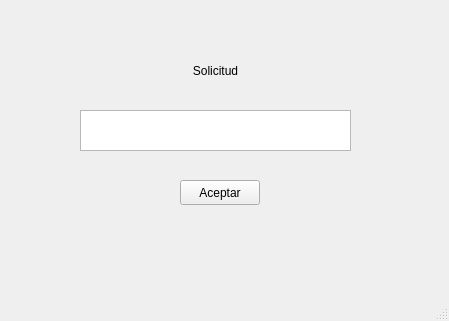
Before: the Qt Designer form AdivinaIA/final.ui in Tirus214/Proyectos-Estructuras, drawn with Qt 5.
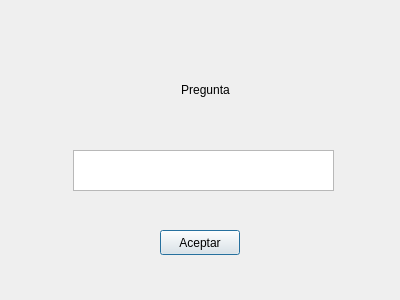
After: the same form once the commit is applied.

Diff of the .ui file:
```diff
--- a/AdivinaIA/final.ui
+++ b/AdivinaIA/final.ui
@@ -1,24 +1,23 @@
 <?xml version="1.0" encoding="UTF-8"?>
 <ui version="4.0">
- <class>MainWindow</class>
- <widget class="QMainWindow" name="MainWindow">
+ <class>Final</class>
+ <widget class="QDialog" name="Final">
   <property name="geometry">
    <rect>
     <x>0</x>
     <y>0</y>
-    <width>449</width>
-    <height>321</height>
+    <width>400</width>
+    <height>300</height>
    </rect>
   </property>
   <property name="windowTitle">
    <string>MainWindow</string>
   </property>
-  <widget class="QWidget" name="centralwidget">
    <widget class="QPushButton" name="btnAceptar">
     <property name="geometry">
      <rect>
-      <x>180</x>
-      <y>180</y>
+     <x>160</x>
+     <y>230</y>
       <width>80</width>
       <height>25</height>
      </rect>
@@ -27,44 +26,32 @@
      <string>Aceptar</string>
     </property>
    </widget>
-   <widget class="QTextEdit" name="txtIngresar">
+  <widget class="QLabel" name="lblPregunta">
     <property name="geometry">
      <rect>
-      <x>80</x>
-      <y>110</y>
-      <width>271</width>
-      <height>41</height>
-     </rect>
-    </property>
-   </widget>
-   <widget class="QLabel" name="lblSolicitud">
-    <property name="geometry">
-     <rect>
-      <x>120</x>
-      <y>50</y>
-      <width>191</width>
+     <x>100</x>
+     <y>70</y>
+     <width>211</width>
       <height>41</height>
      </rect>
     </property>
     <property name="text">
-     <string>Solicitud</string>
+    <string>&lt;html&gt;&lt;head/&gt;&lt;body&gt;&lt;p&gt;Pregunta&lt;/p&gt;&lt;/body&gt;&lt;/html&gt;</string>
     </property>
     <property name="alignment">
      <set>Qt::AlignCenter</set>
     </property>
    </widget>
-  </widget>
-  <widget class="QMenuBar" name="menubar">
+  <widget class="QTextEdit" name="txtIngresar">
    <property name="geometry">
     <rect>
-     <x>0</x>
-     <y>0</y>
-     <width>449</width>
-     <height>25</height>
+     <x>73</x>
+     <y>150</y>
+     <width>261</width>
+     <height>41</height>
     </rect>
    </property>
   </widget>
-  <widget class="QStatusBar" name="statusbar"/>
  </widget>
  <resources/>
  <connections/>
```
Left out of the diff: 2 changed lines with no effect on the pictures. Lines whose indentation alone changed are shown as unchanged.
